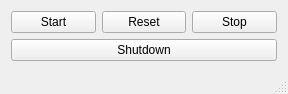
Qt form dronemis/src/GUI/ControlPanel/controlpanel.ui (andreaslorentzen/dronemis2.0) before a commit.
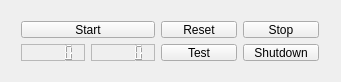
The same form after that commit.

Diff of the .ui file:
```diff
--- a/dronemis/src/GUI/ControlPanel/controlpanel.ui
+++ b/dronemis/src/GUI/ControlPanel/controlpanel.ui
@@ -6,37 +6,106 @@
    <rect>
     <x>0</x>
     <y>0</y>
-    <width>288</width>
-    <height>92</height>
+    <width>341</width>
+    <height>82</height>
    </rect>
   </property>
   <property name="windowTitle">
    <string>ControlPanel</string>
   </property>
   <widget class="QWidget" name="centralWidget">
+   <widget class="QWidget" name="">
+    <property name="geometry">
+     <rect>
+      <x>10</x>
+      <y>10</y>
+      <width>320</width>
+      <height>62</height>
+     </rect>
+    </property>
    <layout class="QGridLayout" name="gridLayout">
+     <item row="0" column="0" colspan="2">
+      <widget class="QPushButton" name="pushButton_Start">
+       <property name="text">
+        <string>Start</string>
+       </property>
+      </widget>
+     </item>
     <item row="0" column="2">
-     <widget class="QPushButton" name="pushButton_Stop">
-      <property name="text">
-       <string>Stop</string>
-      </property>
-     </widget>
-    </item>
-    <item row="0" column="1">
      <widget class="QPushButton" name="pushButton_Reset">
       <property name="text">
        <string>Reset</string>
       </property>
      </widget>
     </item>
-    <item row="0" column="0" alignment="Qt::AlignVCenter">
-     <widget class="QPushButton" name="pushButton_Start">
+     <item row="0" column="3">
+      <widget class="QPushButton" name="pushButton_Stop">
       <property name="text">
-       <string>Start</string>
+        <string>Stop</string>
       </property>
      </widget>
     </item>
-    <item row="1" column="0" colspan="3">
+     <item row="1" column="0">
+      <widget class="QLCDNumber" name="lcdNumber_Left">
+       <property name="font">
+        <font>
+         <weight>75</weight>
+         <bold>true</bold>
+        </font>
+       </property>
+       <property name="autoFillBackground">
+        <bool>false</bool>
+       </property>
+       <property name="inputMethodHints">
+        <set>Qt::ImhNone</set>
+       </property>
+       <property name="frameShape">
+        <enum>QFrame::StyledPanel</enum>
+       </property>
+       <property name="frameShadow">
+        <enum>QFrame::Raised</enum>
+       </property>
+       <property name="lineWidth">
+        <number>1</number>
+       </property>
+       <property name="midLineWidth">
+        <number>0</number>
+       </property>
+       <property name="smallDecimalPoint">
+        <bool>false</bool>
+       </property>
+       <property name="segmentStyle">
+        <enum>QLCDNumber::Filled</enum>
+       </property>
+       <property name="value" stdset="0">
+        <double>0.000000000000000</double>
+       </property>
+       <property name="intValue" stdset="0">
+        <number>0</number>
+       </property>
+      </widget>
+     </item>
+     <item row="1" column="1">
+      <widget class="QLCDNumber" name="lcdNumber_Right">
+       <property name="font">
+        <font>
+         <weight>75</weight>
+         <bold>true</bold>
+        </font>
+       </property>
+       <property name="frameShape">
+        <enum>QFrame::StyledPanel</enum>
+       </property>
+      </widget>
+     </item>
+     <item row="1" column="2">
+      <widget class="QPushButton" name="pushButton_Test">
+       <property name="text">
+        <string>Test</string>
+       </property>
+      </widget>
+     </item>
+     <item row="1" column="3">
      <widget class="QPushButton" name="pushButton_shutdown">
       <property name="text">
        <string>Shutdown</string>
@@ -45,7 +114,7 @@
     </item>
    </layout>
   </widget>
-  <widget class="QStatusBar" name="statusBar"/>
+  </widget>
  </widget>
  <layoutdefault spacing="6" margin="11"/>
  <resources/>
```
Lines whose indentation alone changed are shown as unchanged.
